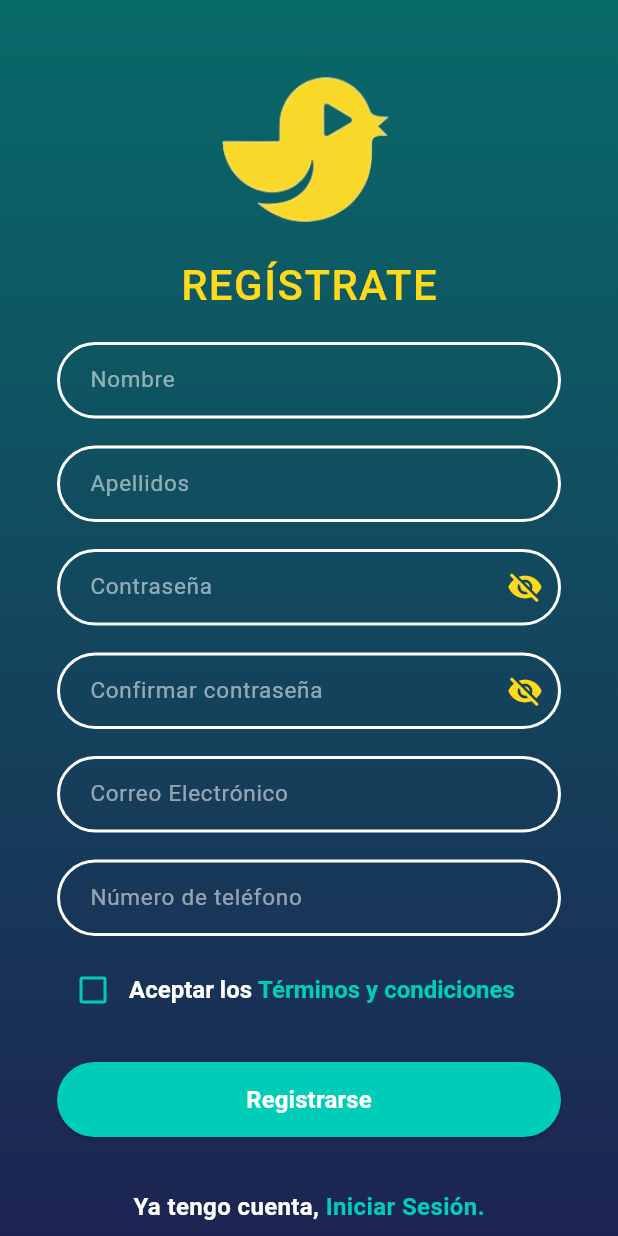
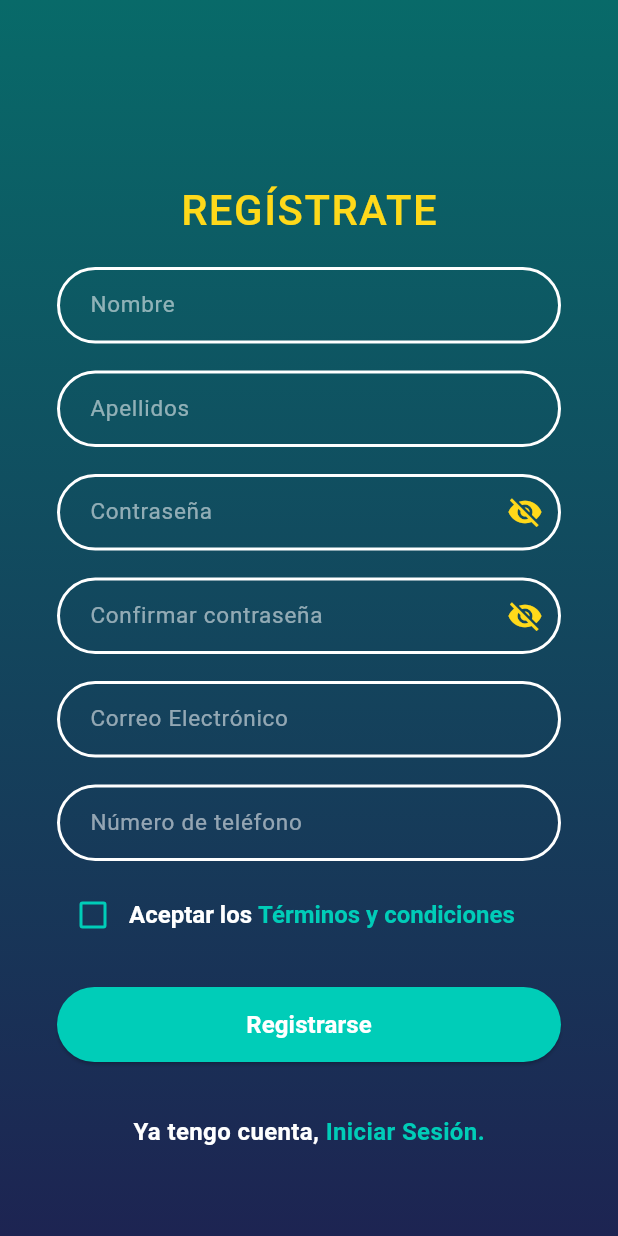
Before and after one commit to Ivanoide0/chipileta_movies_app, a Flutter app: the screen it shows after launch, after a tap on "Iniciar sesión", after a tap on "Registrarse.", on a phone screen of 412 x 824 dp. Run offline on Flutter 3.47's test engine with Material 3 defaults, Android fonts, the phone set to English and light mode, and no system bars; our stand-ins replace go_router, sqflite; missing offline and left inert: bcrypt; accounts and stored records are empty.

Commit message:
corrección_de_widgets_inputs

```diff
--- a/lib/presentation/screens/auth/login.dart
+++ b/lib/presentation/screens/auth/login.dart
@@ -9,6 +9,7 @@ import 'package:chipileta_movies_app/domain/repositories/auth_repository_impl.da
 import 'package:chipileta_movies_app/domain/usercases/login_usecase.dart';
 import 'package:chipileta_movies_app/presentation/screens/auth/register.dart';
 import 'package:chipileta_movies_app/presentation/screens/movies/home_screen.dart';
+import 'package:chipileta_movies_app/presentation/widgets/input_field.dart';
 
 class LoginPage extends StatefulWidget {
   const LoginPage({super.key});
@@ -99,15 +100,8 @@ class _LoginPageState extends State<LoginPage> {
               key: _formKey,
               child: Column(
                 children: [
-                  const SizedBox(height: 30),
-
-                  Image.asset(
-                    'lib/resources/images/chipilogo 2.png',
-                    height: 100,
-                    fit: BoxFit.contain,
-                  ),
-
-                  const SizedBox(height: 20),
+                  const SizedBox(height: 60),
+                  const SizedBox(height: 70),
 
                   const Text(
                     'INICIAR SESIÓN',
@@ -116,7 +110,7 @@ class _LoginPageState extends State<LoginPage> {
 
                   const SizedBox(height: 18),
 
-                  _inputField(
+                  AppInputField(
                     controller: _emailController,
                     hintText: 'Correo electrónico',
                     keyboardType: TextInputType.emailAddress,
@@ -126,7 +120,7 @@ class _LoginPageState extends State<LoginPage> {
 
                   const SizedBox(height: 26),
 
-                  _inputField(
+                  AppInputField(
                     controller: _passwordController,
                     hintText: 'Contraseña',
                     isPassword: true,
@@ -221,57 +215,4 @@ class _LoginPageState extends State<LoginPage> {
       ),
     );
   }
-
-  Widget _inputField({
-    required TextEditingController controller,
-    required String hintText,
-    required String? Function(String?) validator,
-    bool isPassword = false,
-    bool obscureText = false,
-    VoidCallback? onToggleObscure,
-    TextInputType keyboardType = TextInputType.text,
-    bool enabled = true,
-  }) {
-    return TextFormField(
-      controller: controller,
-      enabled: enabled,
-      keyboardType: keyboardType,
-      obscureText: isPassword ? obscureText : false,
-      style: AppStyles.inputText,
-      validator: validator,
-      decoration: InputDecoration(
-        hintText: hintText,
-        hintStyle: AppStyles.inputHint,
-        contentPadding: const EdgeInsets.symmetric(
-          horizontal: 18,
-          vertical: 14,
-        ),
-        enabledBorder: OutlineInputBorder(
-          borderRadius: BorderRadius.circular(30),
-          borderSide: const BorderSide(
-            color: AppColors.white,
-            width: 2,
-          ),
-        ),
-        focusedBorder: OutlineInputBorder(
-          borderRadius: BorderRadius.circular(30),
-          borderSide: const BorderSide(
-            color: AppColors.yellow,
-            width: 2,
-          ),
-        ),
-        suffixIcon: isPassword
-            ? IconButton(
-                onPressed: enabled ? onToggleObscure : null,
-                icon: Icon(
-                  obscureText
-                      ? Icons.visibility_off
-                      : Icons.visibility,
-                  color: AppColors.yellow,
-                ),
-              )
-            : null,
-      ),
-    );
-  }
 }
--- a/lib/presentation/screens/auth/register.dart
+++ b/lib/presentation/screens/auth/register.dart
@@ -7,6 +7,7 @@ import 'package:chipileta_movies_app/domain/datasources/auth_local_datasource.da
 import 'package:chipileta_movies_app/domain/repositories/auth_repository_impl.dart';
 import 'package:chipileta_movies_app/domain/usercases/register_usecase.dart';
 import 'package:chipileta_movies_app/presentation/screens/movies/home_screen.dart';
+import 'package:chipileta_movies_app/presentation/widgets/input_field.dart';
 
 class RegisterPage extends StatefulWidget {
   const RegisterPage({super.key});
@@ -101,11 +102,12 @@ class _RegisterPageState extends State<RegisterPage> {
   Widget build(BuildContext context) {
     return Scaffold(
       backgroundColor: AppColors.backgroundDark,
-
       body: Container(
         width: double.infinity,
         height: double.infinity,
-        decoration: const BoxDecoration(gradient: AppColors.loginGradient),
+        decoration: const BoxDecoration(
+          gradient: AppColors.loginGradient,
+        ),
         child: SingleChildScrollView(
           child: Padding(
             padding: const EdgeInsets.symmetric(horizontal: 38),
@@ -114,23 +116,16 @@ class _RegisterPageState extends State<RegisterPage> {
               child: Column(
                 children: [
                   const SizedBox(height: 50),
+                  const SizedBox(height: 70),
 
-                  Image.asset(
-                  'lib/resources/images/chipilogo 2.png',
-                    height: 100,
-                     fit: BoxFit.contain,
-                      ),
-
-const SizedBox(height: 20),
-
-const Text(
-  'REGÍSTRATE',
-  style: AppStyles.loginTitle,
-),
+                  const Text(
+                    'REGÍSTRATE',
+                    style: AppStyles.loginTitle,
+                  ),
 
                   const SizedBox(height: 18),
 
-                  _inputField(
+                  AppInputField(
                     controller: _nameController,
                     hintText: 'Nombre',
                     validator: validateName,
@@ -139,7 +134,7 @@ const Text(
 
                   const SizedBox(height: 18),
 
-                  _inputField(
+                  AppInputField(
                     controller: _lastNameController,
                     hintText: 'Apellidos',
                     validator: validateLastName,
@@ -148,36 +143,34 @@ const Text(
 
                   const SizedBox(height: 18),
 
-                  _inputField(
+                  AppInputField(
                     controller: _passwordController,
                     hintText: 'Contraseña',
                     isPassword: true,
                     obscureText: !_showPassword,
-                    onToggleObscure: () => setState(
-                      () => _showPassword = !_showPassword,
-                    ),
+                    onToggleObscure: () =>
+                        setState(() => _showPassword = !_showPassword),
                     validator: validatePassword,
                     enabled: !_isLoading,
                   ),
 
                   const SizedBox(height: 18),
 
-                  _inputField(
+                  AppInputField(
                     controller: _confirmPasswordController,
                     hintText: 'Confirmar contraseña',
                     isPassword: true,
                     obscureText: !_showConfirmPassword,
                     onToggleObscure: () => setState(
-                      () => _showConfirmPassword = !_showConfirmPassword,
-                    ),
-                    validator: (v) =>
-                        validateConfirmPassword(v, _passwordController.text),
+                        () => _showConfirmPassword = !_showConfirmPassword),
+                    validator: (v) => validateConfirmPassword(
+                        v, _passwordController.text),
                     enabled: !_isLoading,
                   ),
 
                   const SizedBox(height: 18),
 
-                  _inputField(
+                  AppInputField(
                     controller: _emailController,
                     hintText: 'Correo Electrónico',
                     keyboardType: TextInputType.emailAddress,
@@ -187,7 +180,7 @@ const Text(
 
                   const SizedBox(height: 18),
 
-                  _inputField(
+                  AppInputField(
                     controller: _phoneController,
                     hintText: 'Número de teléfono',
                     keyboardType: TextInputType.phone,
@@ -210,8 +203,7 @@ const Text(
                         onChanged: _isLoading
                             ? null
                             : (value) => setState(
-                                  () => _acceptTerms = value ?? false,
-                                ),
+                                () => _acceptTerms = value ?? false),
                       ),
                       Expanded(
                         child: RichText(
@@ -285,10 +277,16 @@ const Text(
                   Row(
                     mainAxisAlignment: MainAxisAlignment.center,
                     children: [
-                      const Text('Ya tengo cuenta, ', style: AppStyles.normalText),
+                      const Text(
+                        'Ya tengo cuenta, ',
+                        style: AppStyles.normalText,
+                      ),
                       GestureDetector(
                         onTap: _goToLogin,
-                        child: const Text('Iniciar Sesión.', style: AppStyles.linkText),
+                        child: const Text(
+                          'Iniciar Sesión.',
+                          style: AppStyles.linkText,
+                        ),
                       ),
                     ],
                   ),
@@ -302,46 +300,4 @@ const Text(
       ),
     );
   }
-
-  Widget _inputField({
-    required TextEditingController controller,
-    required String hintText,
-    required String? Function(String?) validator,
-    bool isPassword = false,
-    bool obscureText = false,
-    VoidCallback? onToggleObscure,
-    TextInputType keyboardType = TextInputType.text,
-    bool enabled = true,
-  }) {
-    return TextFormField(
-      controller: controller,
-      enabled: enabled,
-      keyboardType: keyboardType,
-      obscureText: isPassword ? obscureText : false,
-      style: AppStyles.inputText,
-      validator: validator,
-      decoration: InputDecoration(
-        hintText: hintText,
-        hintStyle: AppStyles.inputHint,
-        contentPadding: const EdgeInsets.symmetric(horizontal: 18, vertical: 14),
-        enabledBorder: OutlineInputBorder(
-          borderRadius: BorderRadius.circular(30),
-          borderSide: const BorderSide(color: AppColors.white, width: 2),
-        ),
-        focusedBorder: OutlineInputBorder(
-          borderRadius: BorderRadius.circular(30),
-          borderSide: const BorderSide(color: AppColors.yellow, width: 2),
-        ),
-        suffixIcon: isPassword
-            ? IconButton(
-                onPressed: enabled ? onToggleObscure : null,
-                icon: Icon(
-                  obscureText ? Icons.visibility_off : Icons.visibility,
-                  color: AppColors.yellow,
-                ),
-              )
-            : null,
-      ),
-    );
-  }
 }
--- /dev/null
+++ b/lib/presentation/widgets/input_field.dart
@@ -0,0 +1,69 @@
+import 'package:flutter/material.dart';
+import 'package:chipileta_movies_app/resources/colors/colors.dart';
+import 'package:chipileta_movies_app/resources/styles/styles.dart';
+
+class AppInputField extends StatelessWidget {
+  final TextEditingController controller;
+  final String hintText;
+  final String? Function(String?) validator;
+  final bool isPassword;
+  final bool obscureText;
+  final VoidCallback? onToggleObscure;
+  final TextInputType keyboardType;
+  final bool enabled;
+
+  const AppInputField({
+    super.key,
+    required this.controller,
+    required this.hintText,
+    required this.validator,
+    this.isPassword = false,
+    this.obscureText = false,
+    this.onToggleObscure,
+    this.keyboardType = TextInputType.text,
+    this.enabled = true,
+  });
+
+  @override
+  Widget build(BuildContext context) {
+    return TextFormField(
+      controller: controller,
+      enabled: enabled,
+      keyboardType: keyboardType,
+      obscureText: isPassword ? obscureText : false,
+      style: AppStyles.inputText,
+      validator: validator,
+      decoration: InputDecoration(
+        hintText: hintText,
+        hintStyle: AppStyles.inputHint,
+        contentPadding: const EdgeInsets.symmetric(
+          horizontal: 18,
+          vertical: 14,
+        ),
+        enabledBorder: OutlineInputBorder(
+          borderRadius: BorderRadius.circular(30),
+          borderSide: const BorderSide(
+            color: AppColors.white,
+            width: 2,
+          ),
+        ),
+        focusedBorder: OutlineInputBorder(
+          borderRadius: BorderRadius.circular(30),
+          borderSide: const BorderSide(
+            color: AppColors.yellow,
+            width: 2,
+          ),
+        ),
+        suffixIcon: isPassword
+            ? IconButton(
+                onPressed: enabled ? onToggleObscure : null,
+                icon: Icon(
+                  obscureText ? Icons.visibility_off : Icons.visibility,
+                  color: AppColors.yellow,
+                ),
+              )
+            : null,
+      ),
+    );
+  }
+}
```
Also changed, not shown: pubspec.lock.
